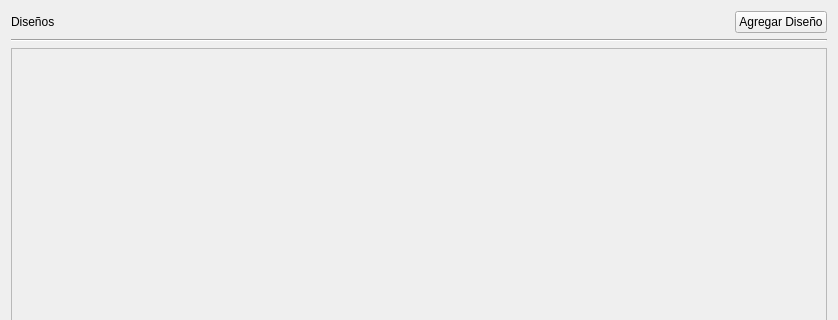
Before: the Qt Designer form geometriesGL/src/measureActions/form_viewwidget_design.ui in gabrielDenilson/oglGeometries, drawn with Qt 5; both pictures show x 0 to 838 and y 0 to 320 of the 838 by 590 pixel window.
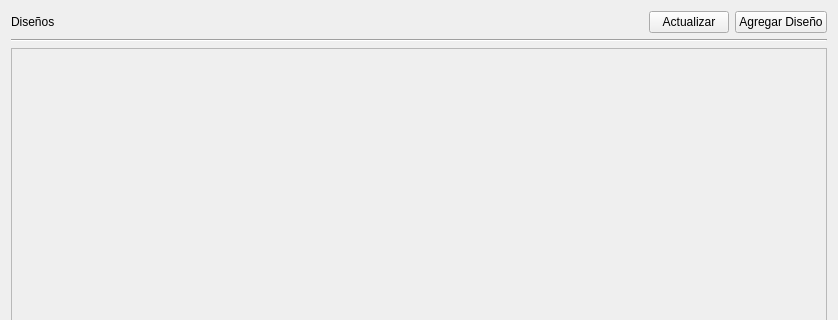
After: the same form once the commit is applied.

```diff
--- a/geometriesGL/src/measureActions/form_viewwidget_design.ui
+++ b/geometriesGL/src/measureActions/form_viewwidget_design.ui
@@ -15,7 +15,7 @@
   </property>
   <layout class="QVBoxLayout" name="verticalLayout">
    <item>
-    <layout class="QHBoxLayout" name="horizontalLayout" stretch="1,0,0">
+    <layout class="QHBoxLayout" name="horizontalLayout" stretch="1,0,0,0">
      <item>
       <widget class="QLabel" name="label">
        <property name="text">
@@ -36,6 +36,13 @@
        </property>
       </spacer>
      </item>
+     <item>
+      <widget class="QPushButton" name="pushButton_update">
+       <property name="text">
+        <string>Actualizar</string>
+       </property>
+      </widget>
+     </item>
      <item>
       <widget class="QPushButton" name="pushButton_agregarDiseno">
        <property name="text">
```
Left out of the diff: 2 changed lines with no effect on the pictures.
